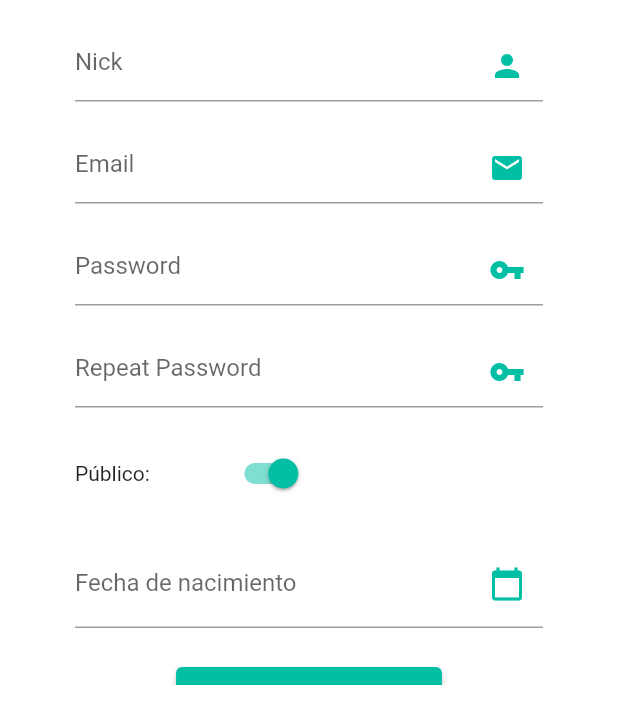
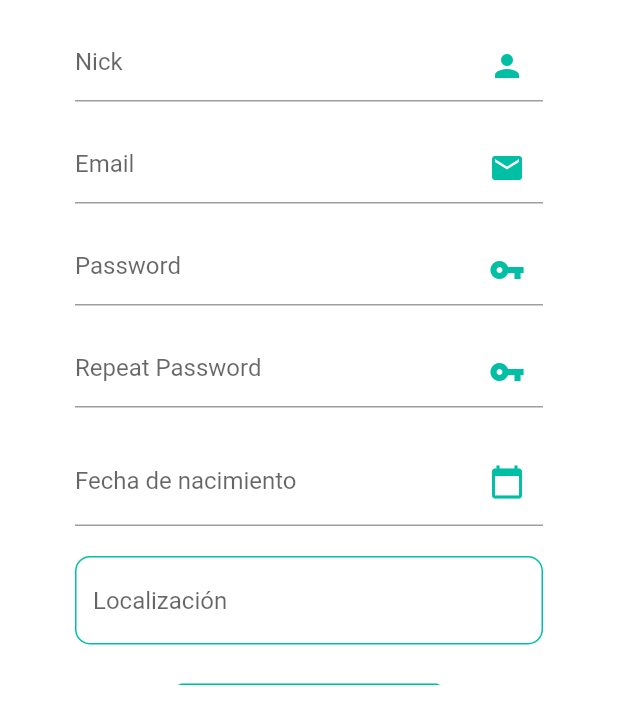
Before and after one commit to Jucarlox/Proyecto_USAO, a Flutter app: the RegisterScreen screen opened by its route, on a phone screen of 412 x 824 dp, the part 521-1236 px from its top. Run offline on Flutter 3.47's test engine with Material 2 defaults, Android fonts, the phone set to English and light mode, and no system bars; drawn by our look-alikes of searchfield; our stand-ins replace bloc, diacritic, dropdown_button2, equatable, flutter_bloc, google_fonts and 2 more; accounts and stored records are empty; statements that could not run were skipped.

Commit message:
Arreglos de login y registro

```diff
--- a/usao_mobile/lib/models/register/register_dto.dart
+++ b/usao_mobile/lib/models/register/register_dto.dart
@@ -5,16 +5,16 @@ class RegisterDto {
     required this.fechaNacimiento,
     required this.password,
     required this.password2,
-    required this.privacity,
     required this.avatar,
+    required this.localizacion,
   });
   late final String nick;
   late final String email;
   late final String fechaNacimiento;
   late final String password;
   late final String password2;
-  late final bool privacity;
   late final String avatar;
+  late final String localizacion;
 
   RegisterDto.fromJson(Map<String, dynamic> json) {
     nick = json['nick'];
@@ -22,8 +22,8 @@ class RegisterDto {
     fechaNacimiento = json['fechaNacimiento'];
     password = json['password'];
     password2 = json['password2'];
-    privacity = json['privacity'];
     avatar = json['avatar'];
+    localizacion = json['localizacion'];
   }
 
   Map<String, dynamic> toJson() {
@@ -33,8 +33,8 @@ class RegisterDto {
     _data['fechaNacimiento'] = fechaNacimiento;
     _data['password'] = password;
     _data['password2'] = password2;
-    _data['privacity'] = privacity;
     _data['avatar'] = avatar;
+    _data['localizacion'] = localizacion;
     return _data;
   }
 }
--- a/usao_mobile/lib/repository/auth/auth_repository_impl.dart
+++ b/usao_mobile/lib/repository/auth/auth_repository_impl.dart
@@ -10,6 +10,7 @@ import 'package:usao_mobile/models/login/login_response.dart';
 import 'package:usao_mobile/models/register/register_dto.dart';
 import 'package:usao_mobile/models/register/register_response.dart';
 import 'package:http_parser/http_parser.dart';
+import 'package:diacritic/diacritic.dart';
 
 import '../constants.dart';
 import 'auth_repository.dart';
@@ -48,7 +49,8 @@ class AuthRepositoryImpl extends AuthRepository {
         "password2": registerDto.password2,
         "avatar": "",
         "fechaNacimiento": registerDto.fechaNacimiento,
-        "privacity": registerDto.privacity
+        "categoria": "false",
+        "localizacion": removeDiacritics(registerDto.localizacion.toLowerCase())
       });
 
       print(data);
--- a/usao_mobile/lib/ui/register_screen.dart
+++ b/usao_mobile/lib/ui/register_screen.dart
@@ -1,5 +1,6 @@
 import 'dart:io';
 
+import 'package:dropdown_button2/custom_dropdown_button2.dart';
 import 'package:flutter/material.dart';
 import 'package:flutter_bloc/flutter_bloc.dart';
 import 'package:google_fonts/google_fonts.dart';
@@ -15,6 +16,7 @@ import 'package:usao_mobile/repository/auth/auth_repository_impl.dart';
 import 'package:usao_mobile/styles/colors.dart';
 import 'package:usao_mobile/widgets/custom_header.dart';
 import '../bloc/auth/login/login_bloc.dart';
+import 'package:searchfield/searchfield.dart';
 
 class RegisterScreen extends StatefulWidget {
   const RegisterScreen({Key? key}) : super(key: key);
@@ -31,11 +33,16 @@ class _RegisterScreenState extends State<RegisterScreen> {
   TextEditingController passwordController = TextEditingController();
   TextEditingController password2Controller = TextEditingController();
   TextEditingController emailController = TextEditingController();
+  TextEditingController localizacionController = TextEditingController();
   String filePath = '';
   String _selectedDate = '';
   String _dateCount = '';
   String _range = '';
   String _rangeCount = '';
+  TextEditingController dropdownValue = TextEditingController(text: 'one');
+  String _selectedItem = '';
+  String? selectedValue;
+
   TextEditingController dateController = TextEditingController();
   bool publicController = true;
 
@@ -135,7 +142,6 @@ class _RegisterScreenState extends State<RegisterScreen> {
                               const Padding(
                                 padding: EdgeInsets.symmetric(horizontal: 20),
                               ),
-
                               Container(
                                 margin: const EdgeInsets.only(top: 20),
                                 width: deviceWidth - 100,
@@ -150,8 +156,8 @@ class _RegisterScreenState extends State<RegisterScreen> {
                                       suffixIconColor: AppColors.cyan,
                                       hintText: 'Nick',
                                       focusedBorder: UnderlineInputBorder(
-                                          borderSide:
-                                              BorderSide(color: Colors.white))),
+                                          borderSide: BorderSide(
+                                              color: AppColors.cyan))),
                                   onSaved: (String? value) {
                                     // This optional block of code can be used to run
                                     // code when the user saves the form.
@@ -171,8 +177,8 @@ class _RegisterScreenState extends State<RegisterScreen> {
                                       ),
                                       hintText: 'Email',
                                       focusedBorder: UnderlineInputBorder(
-                                          borderSide:
-                                              BorderSide(color: Colors.white))),
+                                          borderSide: BorderSide(
+                                              color: AppColors.cyan))),
                                   onSaved: (String? value) {
                                     // This optional block of code can be used to run
                                     // code when the user saves the form.
@@ -194,8 +200,8 @@ class _RegisterScreenState extends State<RegisterScreen> {
                                       suffixIconColor: Colors.white,
                                       hintText: 'Password',
                                       focusedBorder: UnderlineInputBorder(
-                                          borderSide:
-                                              BorderSide(color: Colors.white))),
+                                          borderSide: BorderSide(
+                                              color: AppColors.cyan))),
                                   onSaved: (String? value) {
                                     // This optional block of code can be used to run
                                     // code when the user saves the form.
@@ -217,34 +223,12 @@ class _RegisterScreenState extends State<RegisterScreen> {
                                       suffixIconColor: Colors.white,
                                       hintText: 'Repeat Password',
                                       focusedBorder: UnderlineInputBorder(
-                                          borderSide:
-                                              BorderSide(color: Colors.white))),
+                                          borderSide: BorderSide(
+                                              color: AppColors.cyan))),
                                   onSaved: (String? value) {
                                     // This optional block of code can be used to run
                                     // code when the user saves the form.
                                   },
-                                ),
-                              ),
-                              Container(
-                                margin: const EdgeInsets.only(top: 20),
-                                width: deviceWidth - 100,
-                                child: Row(
-                                  children: [
-                                    Text("Público:"),
-                                    Padding(
-                                      padding:
-                                          const EdgeInsets.only(left: 50.0),
-                                      child: Switch(
-                                        activeColor: AppColors.cyan,
-                                        value: publicController,
-                                        onChanged: (value) {
-                                          setState(() {
-                                            publicController = value;
-                                          });
-                                        },
-                                      ),
-                                    ),
-                                  ],
                                 ),
                               ),
                               Container(
@@ -283,7 +267,104 @@ class _RegisterScreenState extends State<RegisterScreen> {
                                   },
                                 ),
                               ),
-                              //avatar
+                              Container(
+                                margin: const EdgeInsets.only(top: 20),
+                                width: deviceWidth - 100,
+                                decoration: BoxDecoration(
+                                  color: Colors.white,
+                                  borderRadius: BorderRadius.circular(10),
+                                ),
+                                child: SearchField(
+                                  searchStyle: TextStyle(color: AppColors.cyan),
+                                  hint: 'Localización',
+                                  searchInputDecoration: InputDecoration(
+                                    enabledBorder: OutlineInputBorder(
+                                      borderSide: BorderSide(
+                                        color: AppColors.cyan,
+                                        width: 1,
+                                      ),
+                                      borderRadius: BorderRadius.circular(10),
+                                    ),
+                                    focusedBorder: OutlineInputBorder(
+                                      borderSide: BorderSide(
+                                        width: 2,
+                                        color: AppColors.cyan,
+                                      ),
+                                      borderRadius: BorderRadius.circular(10),
+                                    ),
+                                  ),
+                                  maxSuggestionsInViewPort: 6,
+                                  itemHeight: 50,
+                                  suggestionsDecoration: BoxDecoration(
+                                    color: Colors.white,
+                                    borderRadius: BorderRadius.circular(10),
+                                  ),
+                                  onSuggestionTap:
+                                      (SearchFieldListItem<String> x) {
+                                    setState(() {
+                                      _selectedItem = x.item!;
+                                    });
+                                  },
+                                  suggestions: [
+                                    'Álava',
+                                    'Albacete',
+                                    'Alicante',
+                                    'Almería',
+                                    'Asturias',
+                                    'Ávila',
+                                    'Badajoz',
+                                    'Barcelona',
+                                    'Burgos',
+                                    'Cáceres',
+                                    'Cádiz',
+                                    'Cantabria',
+                                    'Castellón',
+                                    'Ceuta',
+                                    'Ciudad Real',
+                                    'Córdoba',
+                                    'Cuenca',
+                                    'Gerona',
+                                    'Granada',
+                                    'Guadalajara',
+                                    'Guipúzcoa',
+                                    'Huelva',
+                                    'Huesca',
+                                    'Islas Baleares',
+                                    'Jaén',
+                                    'La Coruña',
+                                    'La Rioja',
+                                    'Las Palmas',
+                                    'León',
+                                    'Lérida',
+                                    'Lugo',
+                                    'Madrid',
+                                    'Málaga',
+                                    'Melilla',
+                                    'Murcia',
+                                    'Navarra',
+                                    'Orense',
+                                    'Palencia',
+                                    'Pontevedra',
+                                    'Salamanca',
+                                    'Santa Cruzde Tenerife',
+                                    'Segovia',
+                                    'Sevilla',
+                                    'Soria',
+                                    'Tarragona',
+                                    'Teruel',
+                                    'Toledo',
+                                    'Valencia',
+                                    'Valladolid',
+                                    'Vizcaya',
+                                    'Zamora',
+                                    'Zaragoza'
+                                  ]
+                                      .map((country) => SearchFieldListItem(
+                                          country,
+                                          item: country))
+                                      .toList(),
+                                ),
+                              ),
                               Container(
                                 margin: const EdgeInsets.only(top: 20),
                                 width: deviceWidth - 100,
@@ -362,7 +443,8 @@ class _RegisterScreenState extends State<RegisterScreen> {
                                     password: passwordController.text,
                                     password2: password2Controller.text,
                                     fechaNacimiento: dateController.text,
-                                    privacity: publicController);
+                                    localizacion: _selectedItem);
+
                                 BlocProvider.of<RegisterBloc>(context).add(
                                     DoRegisterEvent(registerDto, filePath));
                               }
--- a/usao_mobile/pubspec.yaml
+++ b/usao_mobile/pubspec.yaml
@@ -49,6 +49,11 @@ dependencies:
   flutter_bloc: ^8.0.1
   shared_preferences: ^2.0.13
   shared_preferences_web: ^2.0.3
+  dropdown_button2: ^1.4.0
+  searchfield: ^0.6.4
+  diacritic: ^0.1.3
+
+
 
 dev_dependencies:
   flutter_test:
```
Also changed, not shown: usao_mobile/pubspec.lock, 1 other file.
